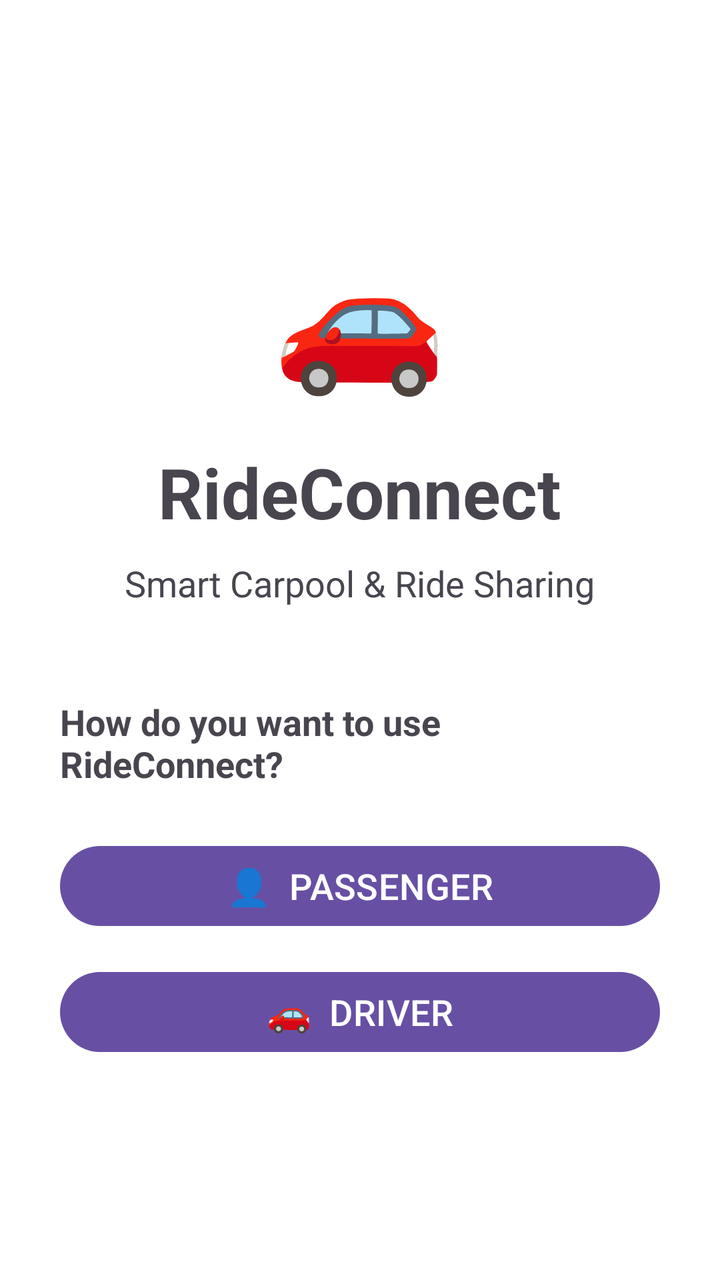
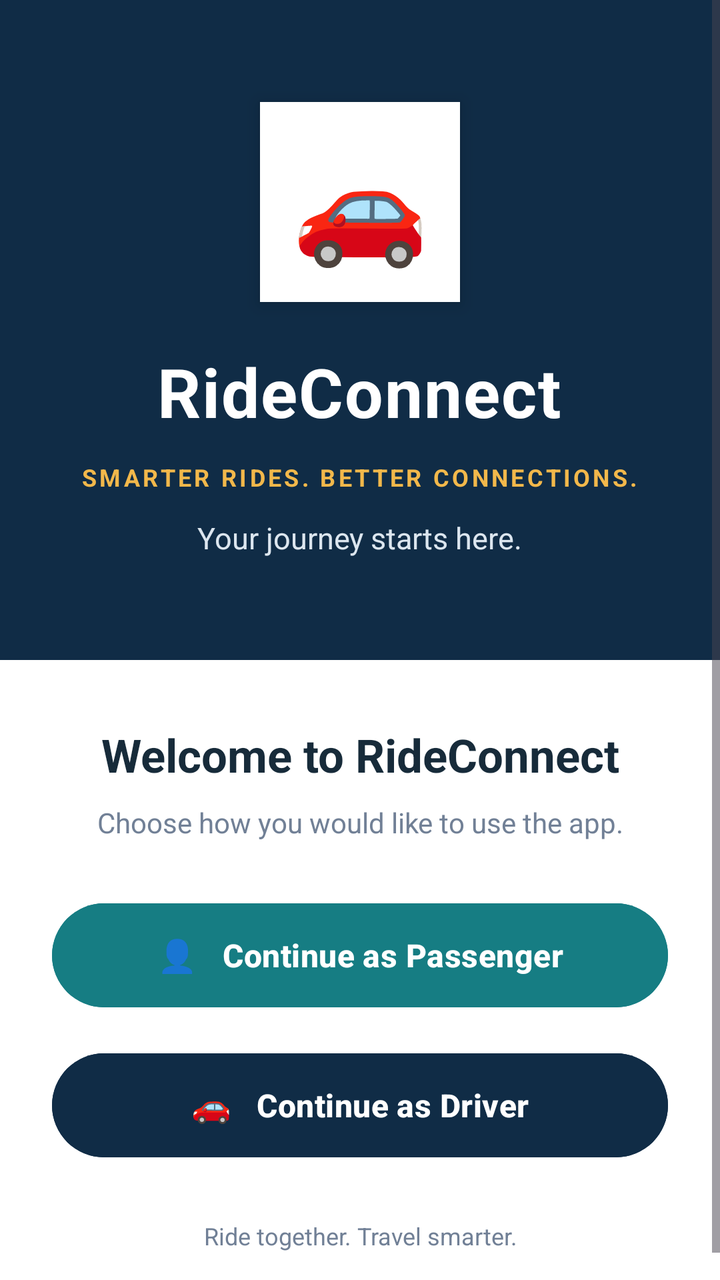

Before-and-after screenshots of an Android layout around one commit, followed by the original layout XML and the change that was made.
<!-- AndroidManifest.xml: application theme Theme.RideConnect -->
<!-- res/layout/activity_splash.xml -->
<?xml version="1.0" encoding="utf-8"?>
<LinearLayout
    xmlns:android="http://schemas.android.com/apk/res/android"
    android:layout_width="match_parent"
    android:layout_height="match_parent"
    android:orientation="vertical"
    android:gravity="center"
    android:padding="30dp"
    android:background="#FFFFFF">


    
    <TextView
        android:layout_width="wrap_content"
        android:layout_height="wrap_content"
        android:text="🚗"
        android:textSize="70sp" />

    
    <TextView
        android:layout_width="wrap_content"
        android:layout_height="wrap_content"
        android:text="RideConnect"
        android:textSize="35sp"
        android:textStyle="bold"
        android:layout_marginTop="20dp"/>

    
    <TextView
        android:layout_width="wrap_content"
        android:layout_height="wrap_content"
        android:text="Smart Carpool &amp; Ride Sharing"
        android:textSize="18sp"
        android:layout_marginTop="10dp"/>

    
    <TextView
        android:layout_width="wrap_content"
        android:layout_height="wrap_content"
        android:text="How do you want to use RideConnect?"
        android:textSize="18sp"
        android:textStyle="bold"
        android:layout_marginTop="45dp"
        android:layout_marginBottom="20dp"/>


    
    <Button
        android:id="@+id/passengerButton"
        android:layout_width="match_parent"
        android:layout_height="wrap_content"
        android:text="👤  PASSENGER"
        android:textSize="18sp"
        android:layout_marginTop="5dp"/>


    
    <Button
        android:id="@+id/driverButton"
        android:layout_width="match_parent"
        android:layout_height="wrap_content"
        android:text="🚗  DRIVER"
        android:textSize="18sp"
        android:layout_marginTop="15dp"/>


</LinearLayout>
<!-- resources referenced by this layout -->
<resources>
  <style name="Theme.RideConnect" parent="Base.Theme.RideConnect" />
  <style name="Base.Theme.RideConnect" parent="Theme.Material3.DayNight.NoActionBar">
          
          
      </style>
</resources>

<!-- the commit's change to res/layout/activity_splash.xml (unified diff, before → after) -->
@@ -1,67 +1,137 @@
 <?xml version="1.0" encoding="utf-8"?>
-<LinearLayout
+<ScrollView
     xmlns:android="http://schemas.android.com/apk/res/android"
     android:layout_width="match_parent"
     android:layout_height="match_parent"
-    android:orientation="vertical"
-    android:gravity="center"
-    android:padding="30dp"
-    android:background="#FFFFFF">
+    android:background="@color/screen_background"
+    android:fillViewport="true"
+    android:clipToPadding="false">
 
-
-    
-    <TextView
-        android:layout_width="wrap_content"
-        android:layout_height="wrap_content"
-        android:text="🚗"
-        android:textSize="70sp" />
-
-    
-    <TextView
-        android:layout_width="wrap_content"
-        android:layout_height="wrap_content"
-        android:text="RideConnect"
-        android:textSize="35sp"
-        android:textStyle="bold"
-        android:layout_marginTop="20dp"/>
-
-    
-    <TextView
-        android:layout_width="wrap_content"
-        android:layout_height="wrap_content"
-        android:text="Smart Carpool &amp; Ride Sharing"
-        android:textSize="18sp"
-        android:layout_marginTop="10dp"/>
-
-    
-    <TextView
-        android:layout_width="wrap_content"
-        android:layout_height="wrap_content"
-        android:text="How do you want to use RideConnect?"
-        android:textSize="18sp"
-        android:textStyle="bold"
-        android:layout_marginTop="45dp"
-        android:layout_marginBottom="20dp"/>
-
-
-    
-    <Button
-        android:id="@+id/passengerButton"
+    <LinearLayout
         android:layout_width="match_parent"
         android:layout_height="wrap_content"
-        android:text="👤  PASSENGER"
-        android:textSize="18sp"
-        android:layout_marginTop="5dp"/>
+        android:orientation="vertical">
 
+        
+        <LinearLayout
+            android:layout_width="match_parent"
+            android:layout_height="330dp"
+            android:orientation="vertical"
+            android:gravity="center"
+            android:background="@color/navy"
+            android:padding="28dp">
 
-    
-    <Button
-        android:id="@+id/driverButton"
-        android:layout_width="match_parent"
-        android:layout_height="wrap_content"
-        android:text="🚗  DRIVER"
-        android:textSize="18sp"
-        android:layout_marginTop="15dp"/>
+            <TextView
+                android:layout_width="100dp"
+                android:layout_height="100dp"
+                android:gravity="center"
+                android:text="🚗"
+                android:textSize="55sp"
+                android:background="@color/white"
+                android:elevation="5dp"/>
 
+            <TextView
+                android:layout_width="wrap_content"
+                android:layout_height="wrap_content"
+                android:text="RideConnect"
+                android:textSize="34sp"
+                android:textStyle="bold"
+                android:textColor="@color/white"
+                android:fontFamily="sans"
+                android:layout_marginTop="22dp"
+                android:letterSpacing="0.02"/>
 
-</LinearLayout>
+            <TextView
+                android:layout_width="wrap_content"
+                android:layout_height="wrap_content"
+                android:text="SMARTER RIDES. BETTER CONNECTIONS."
+                android:textSize="12sp"
+                android:textStyle="bold"
+                android:textColor="@color/gold"
+                android:letterSpacing="0.12"
+                android:gravity="center"
+                android:layout_marginTop="12dp"/>
+
+            <TextView
+                android:layout_width="wrap_content"
+                android:layout_height="wrap_content"
+                android:text="Your journey starts here."
+                android:textSize="15sp"
+                android:textColor="#DCE6EF"
+                android:layout_marginTop="12dp"/>
+
+        </LinearLayout>
+
+        
+        <LinearLayout
+            android:layout_width="match_parent"
+            android:layout_height="wrap_content"
+            android:orientation="vertical"
+            android:paddingStart="26dp"
+            android:paddingEnd="26dp"
+            android:paddingTop="32dp"
+            android:paddingBottom="28dp"
+            android:background="@color/white">
+
+            <TextView
+                android:layout_width="match_parent"
+                android:layout_height="wrap_content"
+                android:text="Welcome to RideConnect"
+                android:textSize="23sp"
+                android:textStyle="bold"
+                android:textColor="@color/text_primary"
+                android:gravity="center"/>
+
+            <TextView
+                android:layout_width="match_parent"
+                android:layout_height="wrap_content"
+                android:text="Choose how you would like to use the app."
+                android:textSize="14sp"
+                android:textColor="@color/text_secondary"
+                android:gravity="center"
+                android:layout_marginTop="9dp"
+                android:layout_marginBottom="27dp"/>
+
+            
+            <Button
+                android:id="@+id/passengerButton"
+                android:layout_width="match_parent"
+                android:layout_height="60dp"
+                android:text="👤   Continue as Passenger"
+                android:textSize="16sp"
+                android:textStyle="bold"
+                android:textAllCaps="false"
+                android:textColor="@color/white"
+                android:backgroundTint="@color/teal"
+                android:elevation="3dp"
+                android:letterSpacing="0.01"/>
+
+            
+            <Button
+                android:id="@+id/driverButton"
+                android:layout_width="match_parent"
+                android:layout_height="60dp"
+                android:text="🚗   Continue as Driver"
+                android:textSize="16sp"
+                android:textStyle="bold"
+                android:textAllCaps="false"
+                android:textColor="@color/white"
+                android:backgroundTint="@color/navy"
+                android:elevation="3dp"
+                android:layout_marginTop="15dp"
+                android:letterSpacing="0.01"/>
+
+            <TextView
+                android:layout_width="match_parent"
+                android:layout_height="wrap_content"
+                android:text="Ride together. Travel smarter."
+                android:textSize="12sp"
+                android:textColor="@color/text_secondary"
+                android:gravity="center"
+                android:layout_marginTop="27dp"/>
+
+        </LinearLayout>
+
+    </LinearLayout>
+
+</ScrollView>
<!-- resource entries referenced after the edit -->
@@ -1,9 +1,43 @@
 <!-- resources referenced by this layout -->
 <resources>
+  <color name="gold">#F2B84B</color>
+  <color name="navy">#102C46</color>
+  <color name="screen_background">#F4F6F8</color>
+  <color name="teal">#167D83</color>
+  <color name="text_primary">#172B3A</color>
+  <color name="text_secondary">#718096</color>
+  <color name="white">#FFFFFFFF</color>
   <style name="Theme.RideConnect" parent="Base.Theme.RideConnect" />
-  <style name="Base.Theme.RideConnect" parent="Theme.Material3.DayNight.NoActionBar">
+  <style name="Base.Theme.RideConnect" parent="Theme.Material3.Light.NoActionBar">
+  
           
+          <item name="colorPrimary">@color/navy</item>
+          <item name="colorOnPrimary">@color/white</item>
+  
+          <item name="colorSecondary">@color/teal</item>
+          <item name="colorOnSecondary">@color/white</item>
+  
+          <item name="colorTertiary">@color/gold</item>
+          <item name="colorOnTertiary">@color/navy</item>
+  
           
+          <item name="colorSurface">@color/card_white</item>
+          <item name="colorOnSurface">@color/text_primary</item>
+  
+          
+          <item name="android:statusBarColor">@color/navy</item>
+          <item name="android:navigationBarColor">@color/card_white</item>
+  
+          <item name="android:windowLightStatusBar">false</item>
+          <item name="android:windowLightNavigationBar">true</item>
+  
+          
+          <item name="android:windowBackground">@color/screen_background</item>
+  
+          
+          <item name="android:colorAccent">@color/teal</item>
+  
       </style>
+  <color name="card_white">#FFFFFF</color>
 </resources>
 
